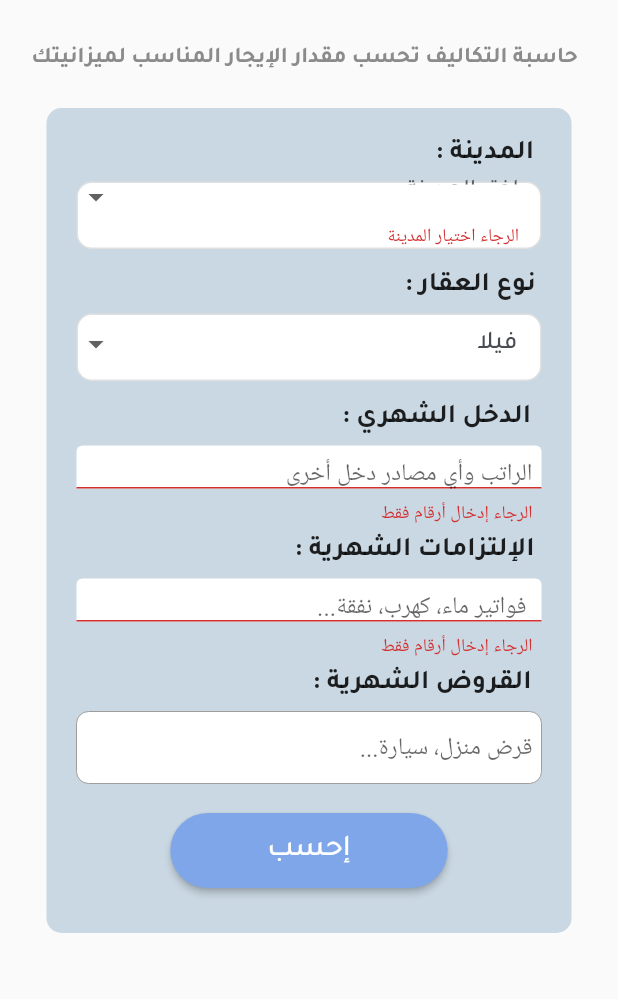
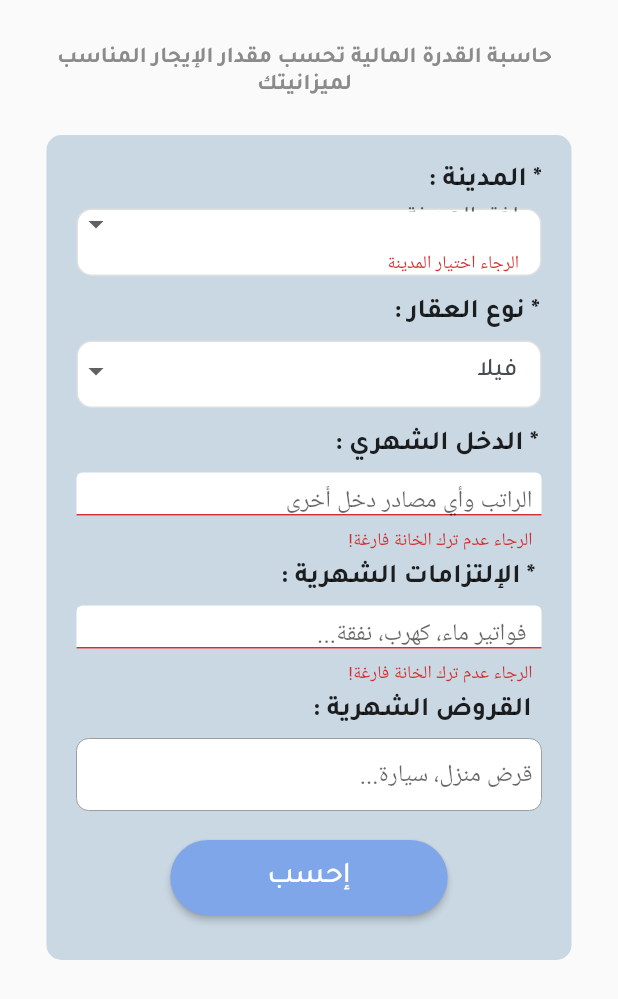
Before and after one commit to khloudaldughaim/2022-GP1-17, a Flutter app: the afforCalcForm screen opened directly, after a tap on "إحسب", on a phone screen of 412 x 824 dp. Shown: the top 999 px of the screen. Run offline on Flutter 3.47's test engine with Material 2 defaults, Android fonts, the phone set to English and light mode, and no system bars; our stand-ins replace cached_network_image, cloud_firestore, csc_picker, date_time_picker, firebase_auth, firebase_core and 13 more; missing offline and left inert: booking_calendar, cloud_firestore_web, email_launcher, firebase_core_web, flutter_app_badger, label_marker and 1 more; accounts and stored records are empty; project files that could hold a hidden picture were left out.

Commit message:
afford. calc. update

```diff
--- a/lib/pages/affordCalculator.dart
+++ b/lib/pages/affordCalculator.dart
@@ -35,7 +35,7 @@ class _affordCalcPageState extends State<affordCalcPage> {
         automaticallyImplyLeading: false,
         title: Padding(
           padding: const EdgeInsets.only(left: 120),
-          child: Text("حاسبة التكاليف",
+          child: Text("حاسبة القدرة المالية",
               style: TextStyle(
                 fontSize: 17,
                 fontFamily: "Tajawal-b",
@@ -157,7 +157,7 @@ class afforCalcFormState extends State<afforCalcForm> {
                                       child: Padding(
                                         padding: EdgeInsets.only(right: 6.0),
                                         child: Text(
-                                          'حاسبة التكاليف تحسب مقدار الإيجار المناسب لميزانيتك',
+                                          'حاسبة القدرة المالية تحسب مقدار الإيجار المناسب لميزانيتك',
                                           textAlign: TextAlign.center,
                                           style: TextStyle(
                                               fontSize: 15.0,
@@ -183,7 +183,7 @@ class afforCalcFormState extends State<afforCalcForm> {
                                               Padding(
                                                   padding: EdgeInsets.only(left: 230),
                                                   child: Text(
-                                                    'المدينة : ',
+                                                    '* المدينة : ',
                                                     style: TextStyle(
                                                       fontSize: 18.0,
                                                       fontFamily: "Tajawal-b",
@@ -248,9 +248,9 @@ class afforCalcFormState extends State<afforCalcForm> {
                                               ),
                                               //type
                                               Padding(
-                                                  padding: EdgeInsets.only(left: 215),
+                                                  padding: EdgeInsets.only(left: 210),
                                                   child: Text(
-                                                    'نوع العقار :',
+                                                    '* نوع العقار :',
                                                     style: TextStyle(
                                                       fontSize: 18.0,
                                                       fontFamily: "Tajawal-b",
@@ -338,7 +338,7 @@ class afforCalcFormState extends State<afforCalcForm> {
                                               Padding(
                                                   padding: EdgeInsets.only(left: 170),
                                                   child: Text(
-                                                    'الدخل الشهري :',
+                                                    '* الدخل الشهري :',
                                                     style: TextStyle(
                                                       fontSize: 18.0,
                                                       fontFamily: "Tajawal-b",
@@ -371,11 +371,13 @@ class afforCalcFormState extends State<afforCalcForm> {
                                                             ),
                                                           ),
                                                           validator: (value) {
-                                                            if (!RegExp(r'[0-9]')
-                                                                .hasMatch(value!)) {
-                                                              return 'الرجاء إدخال أرقام فقط';
-                                                            }
-                                                            return null;
+                                                            if (value == null || value.isEmpty) {
+                                                      return 'الرجاء عدم ترك الخانة فارغة!';
+                                                    }
+                                                    if (!RegExp(r'[0-9]').hasMatch(value)) {
+                                                      return 'الرجاء إدخال أرقام فقط';
+                                                    }
+                                                    return null;
                                                           },
                                                         ),
                                                       ))),
@@ -383,9 +385,9 @@ class afforCalcFormState extends State<afforCalcForm> {
                                                 height: 7,
                                               ), //spendings
                                               Padding(
-                                                  padding: EdgeInsets.only(left: 145),
+                                                  padding: EdgeInsets.only(left: 136),
                                                   child: Text(
-                                                    ' الإلتزامات الشهرية :',
+                                                    ' * الإلتزامات الشهرية :',
                                                     style: TextStyle(
                                                       fontSize: 18.0,
                                                       fontFamily: "Tajawal-b",
@@ -418,11 +420,13 @@ class afforCalcFormState extends State<afforCalcForm> {
                                                             ),
                                                           ),
                                                           validator: (value) {
-                                                            if (!RegExp(r'[0-9]')
-                                                                .hasMatch(value!)) {
-                                                              return 'الرجاء إدخال أرقام فقط';
-                                                            }
-                                                            return null;
+                                                            if (value == null || value.isEmpty) {
+                                                      return 'الرجاء عدم ترك الخانة فارغة!';
+                                                    }
+                                                    if (!RegExp(r'[0-9]').hasMatch(value)) {
+                                                      return 'الرجاء إدخال أرقام فقط';
+                                                    }
+                                                    return null;;
                                                           },
                                                         ),
                                                       ))),
--- a/lib/pages/profile.dart
+++ b/lib/pages/profile.dart
@@ -455,7 +455,7 @@ class _ProfilePageState extends State<ProfilePage> {
                                         iconSize: 30,
                                       ),
                                       SizedBox(
-                                        width: 110,
+                                        width: 80,
                                       ),
                                       TextButton(
                                           onPressed: () {
@@ -465,7 +465,7 @@ class _ProfilePageState extends State<ProfilePage> {
                                                     builder: (context) => affordCalcPage()));
                                           },
                                           child: Text(
-                                            "  حاسبة التكاليف",
+                                            "حاسبة القدرة المالية",
                                             style: TextStyle(
                                               fontSize: 18,
                                               color: Color.fromARGB(255, 127, 166, 233),
```
